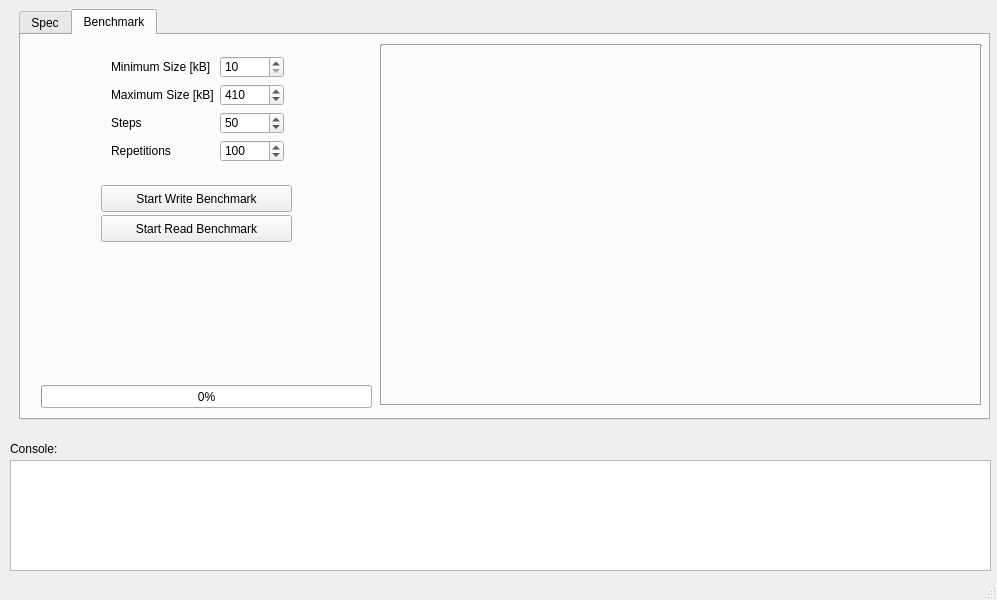
The window that gui/YarrGui/yarrgui.ui (Yarr/Yarr) describes before a commit, drawn with Qt 5.
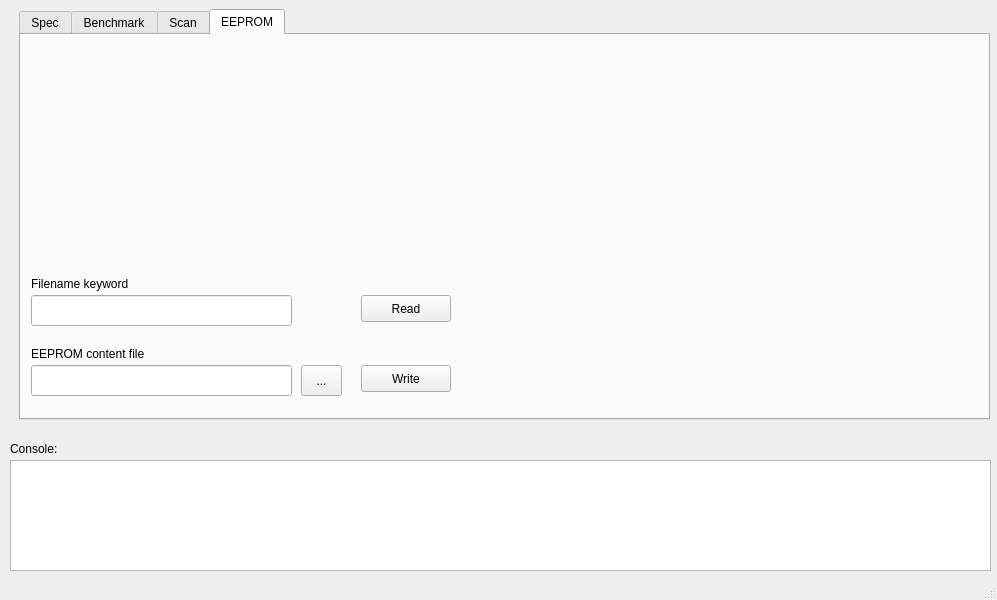
The same window after the commit. The open tabs and pages were chosen to show the change. Custom widgets are drawn as their Qt base class.

Commit message: Added EEPROM content access - yet to be checked

The edit to the form file:
```diff
--- a/gui/YarrGui/yarrgui.ui
+++ b/gui/YarrGui/yarrgui.ui
@@ -204,7 +204,7 @@
        <rect>
         <x>79</x>
         <y>10</y>
-        <width>195</width>
+        <width>196</width>
         <height>128</height>
        </rect>
       </property>
@@ -395,6 +395,114 @@
      <zorder>plotFrame_line2</zorder>
      <zorder>plotFrame_line1</zorder>
     </widget>
+    <widget class="QWidget" name="tab">
+     <attribute name="title">
+      <string>Scan</string>
+     </attribute>
+     <widget class="QPushButton" name="NoiseScanButton">
+      <property name="geometry">
+       <rect>
+        <x>10</x>
+        <y>10</y>
+        <width>161</width>
+        <height>31</height>
+       </rect>
+      </property>
+      <property name="text">
+       <string>NoiseScan</string>
+      </property>
+     </widget>
+    </widget>
+    <widget class="QWidget" name="tab_2">
+     <attribute name="title">
+      <string>EEPROM</string>
+     </attribute>
+     <widget class="QLineEdit" name="sbefile_name">
+      <property name="geometry">
+       <rect>
+        <x>10</x>
+        <y>330</y>
+        <width>261</width>
+        <height>31</height>
+       </rect>
+      </property>
+     </widget>
+     <widget class="QToolButton" name="sbefile_button_2">
+      <property name="geometry">
+       <rect>
+        <x>280</x>
+        <y>330</y>
+        <width>41</width>
+        <height>31</height>
+       </rect>
+      </property>
+      <property name="text">
+       <string>...</string>
+      </property>
+     </widget>
+     <widget class="QLabel" name="bitfile_label_2">
+      <property name="geometry">
+       <rect>
+        <x>10</x>
+        <y>310</y>
+        <width>131</width>
+        <height>17</height>
+       </rect>
+      </property>
+      <property name="text">
+       <string>EEPROM content file</string>
+      </property>
+     </widget>
+     <widget class="QPushButton" name="SBEWriteButton">
+      <property name="geometry">
+       <rect>
+        <x>340</x>
+        <y>330</y>
+        <width>90</width>
+        <height>27</height>
+       </rect>
+      </property>
+      <property name="text">
+       <string>Write</string>
+      </property>
+     </widget>
+     <widget class="QPushButton" name="SBEReadButton">
+      <property name="geometry">
+       <rect>
+        <x>340</x>
+        <y>260</y>
+        <width>90</width>
+        <height>27</height>
+       </rect>
+      </property>
+      <property name="text">
+       <string>Read</string>
+      </property>
+     </widget>
+     <widget class="QLineEdit" name="filename_keyword">
+      <property name="geometry">
+       <rect>
+        <x>10</x>
+        <y>260</y>
+        <width>261</width>
+        <height>31</height>
+       </rect>
+      </property>
+     </widget>
+     <widget class="QLabel" name="bitfile_label_3">
+      <property name="geometry">
+       <rect>
+        <x>10</x>
+        <y>240</y>
+        <width>131</width>
+        <height>17</height>
+       </rect>
+      </property>
+      <property name="text">
+       <string>Filename keyword</string>
+      </property>
+     </widget>
+    </widget>
    </widget>
    <widget class="QTextEdit" name="console">
     <property name="geometry">
```
Left out of the diff: 2 changed lines with no effect on the pictures. The commit also changes 2 other files.
